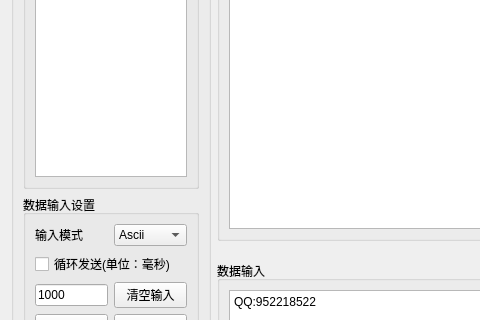
Qt form Src/Common/SAKDebugPage/SAKDebugPage.ui (x-tools-author/x-tools) before a commit; both pictures show x 0 to 480 and y 226 to 546 of the 1220 by 733 pixel window.
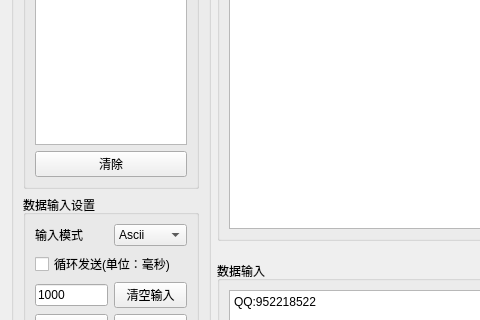
The same form after that commit.

Commit message: 添加清除调试信息功能

```diff
--- a/Src/Common/SAKDebugPage/SAKDebugPage.ui
+++ b/Src/Common/SAKDebugPage/SAKDebugPage.ui
@@ -650,6 +650,13 @@
            </property>
           </widget>
          </item>
+         <item>
+          <widget class="QPushButton" name="pushButton">
+           <property name="text">
+            <string>清除</string>
+           </property>
+          </widget>
+         </item>
         </layout>
        </widget>
       </item>
```
Left out of the diff: 16 changed lines with no effect on the pictures.
